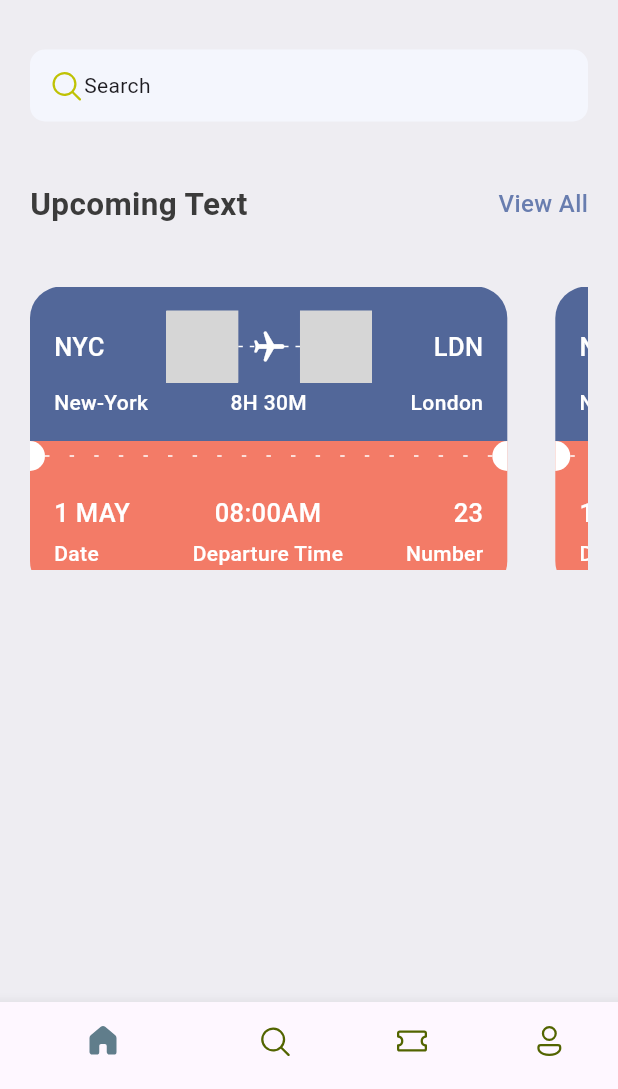
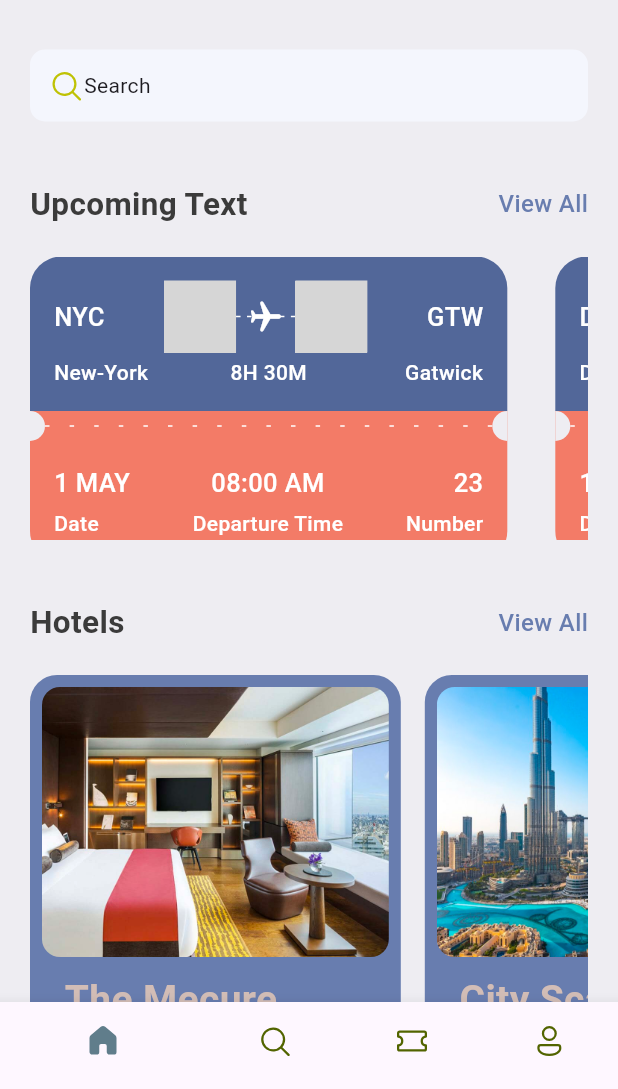
Before and after one commit to benlottejnr/uosat1, a Flutter app: the screen it shows after launch, on a phone screen of 412 x 824 dp, the part 147-1236 px from its top. Run offline on Flutter 3.47's test engine with Material 3 defaults, Android fonts, the light colour scheme and no system bars; our stand-ins replace fluentui_icons; grey boxes are pictures that could not be loaded.

Commit message:
homepage done

```diff
--- a/lib/base/utils/all_json.dart
+++ b/lib/base/utils/all_json.dart
@@ -5,8 +5,8 @@ List<Map<String, dynamic>> ticketList = [
       'name':"New-York"
     },
     'to': {
-      'code':"LDN",
-      'name':"London"
+      'code':"GTW",
+      'name':"Gatwick"
     },
     'flying_time': '8H 30M',
     'date': "1 MAY",
@@ -29,8 +29,8 @@ List<Map<String, dynamic>> ticketList = [
   },
   {
     'from': {
-      'code':"NYC",
-      'name':"New-York"
+      'code':"KIA",
+      'name':"Accra"
     },
     'to': {
       'code':"LDN",
@@ -39,7 +39,7 @@ List<Map<String, dynamic>> ticketList = [
     'flying_time': '8H 30M',
     'date': "1 MAY",
     'departure_time':"08:00 AM",
-    "number":23
+    "number":32
   },
   {
     'from': {
@@ -53,7 +53,7 @@ List<Map<String, dynamic>> ticketList = [
     'flying_time': '4H 20M',
     'date': "10 MAY",
     'departure_time':"09:00 AM",
-    "number":45
+    "number":67
   },
   {
     'from': {
@@ -84,3 +84,25 @@ List<Map<String, dynamic>> ticketList = [
     "number":45
   },
 ];
+
+List<Map<String, dynamic>> hotelList = [
+  {
+    'image': 'hotel_room.png',
+    'place': 'The Mecure',
+    'destination': 'London',
+    'price': 25
+  },
+  {
+    'image': 'city_view.png',
+    'place': 'City Scape',
+    'destination': 'Paris',
+    'price': 40
+  },
+  {
+    'image': 'pool_view.png',
+    'place': 'Best Pool',
+    'destination': 'Dubai',
+    'price': 68
+  },
+
+];
--- a/lib/base/widgets/app_double_text.dart
+++ b/lib/base/widgets/app_double_text.dart
@@ -1,11 +1,18 @@
 import 'package:flutter/cupertino.dart';
 import 'package:flutter/material.dart';
+import 'package:uosat/screens/all_tickets.dart';
 import 'package:uosat/styles/app_styles.dart';
 
 class AppDoubleText extends StatelessWidget {
-  const AppDoubleText({super.key, required this.bigText, required this.smallText});
   final String bigText;
   final String smallText;
+  final VoidCallback func;
+
+  const AppDoubleText(
+      {super.key,
+      required this.bigText,
+      required this.smallText,
+      required this.func});
 
   @override
   Widget build(BuildContext context) {
@@ -14,12 +21,10 @@ class AppDoubleText extends StatelessWidget {
       children: [
         Text(bigText, style: AppStyles.headLineStyle2),
         InkWell(
-          onTap: (){
-
-          },
-          child: Text(smallText, style: AppStyles.textStyle.copyWith(
-            color: AppStyles.primaryColor
-          )),
+          onTap: () => Navigator.pushNamed(context, "/all_tickets"),
+          child: Text(smallText,
+              style:
+                  AppStyles.textStyle.copyWith(color: AppStyles.primaryColor)),
         )
       ],
     );
--- a/lib/base/widgets/big_circle.dart
+++ b/lib/base/widgets/big_circle.dart
@@ -1,4 +1,5 @@
 import 'package:flutter/material.dart';
+import 'package:uosat/styles/app_styles.dart';
 
 class BigCircle extends StatelessWidget {
   final bool isRight;
@@ -11,7 +12,7 @@ class BigCircle extends StatelessWidget {
       width: 10,
       child: DecoratedBox(
         decoration: BoxDecoration(
-            color: Colors.white,
+            color: AppStyles.bgColor,
             borderRadius: isRight==true?BorderRadius.only(
               topLeft: Radius.circular(10),
               bottomLeft: Radius.circular(10),
--- a/lib/base/widgets/ticket_view.dart
+++ b/lib/base/widgets/ticket_view.dart
@@ -6,14 +6,11 @@ import 'package:uosat/base/widgets/text_style_fourth.dart';
 import 'package:uosat/base/widgets/text_style_third.dart';
 import 'package:uosat/styles/app_styles.dart';
 
-class TicketView extends StatefulWidget {
-  const TicketView({super.key});
+class TicketView extends StatelessWidget {
+  final Map<String, dynamic> ticket;
+  final bool wholeScreen;
+  const TicketView({super.key, required this.ticket, this.wholeScreen=false});
 
-  @override
-  State<TicketView> createState() => _TicketViewState();
-}
-
-class _TicketViewState extends State<TicketView> {
   @override
   Widget build(BuildContext context) {
     final size = MediaQuery.of(context).size;
@@ -22,7 +19,7 @@ class _TicketViewState extends State<TicketView> {
       width: size.width * 0.85,
       height: 189,
       child: Container(
-        margin: EdgeInsets.only(right: 16),
+        margin: EdgeInsets.only(right: wholeScreen==true?0:16),
         child: Column(
           children: [
             //blue part of ticket
@@ -39,11 +36,10 @@ class _TicketViewState extends State<TicketView> {
                   //line 1...show departure and destination with icons
                   Row(
                     children: [
-                      TextStyleThird(
-                        text: "NYC",
-                      ),
+                      TextStyleThird(text: ticket["from"]["code"],),
                       Expanded(child: Container()),
                       const BigDot(),
+                      //flying icon
                       Expanded(
                           child: Stack(
                         children: [
@@ -65,8 +61,7 @@ class _TicketViewState extends State<TicketView> {
                       )),
                       const BigDot(),
                       Expanded(child: Container()),
-                      TextStyleThird(
-                        text: "LDN",
+                      TextStyleThird(text: ticket["to"]["code"],
                       ),
                     ],
                   ),
@@ -79,18 +74,18 @@ class _TicketViewState extends State<TicketView> {
                       SizedBox(
                         width: 100,
                         child: TextStyleFourth(
-                          text: "New-York",
+                          text: ticket["from"]["name"],
                         ),
                       ),
                       Expanded(child: Container()),
                       TextStyleFourth(
-                        text: "8H 30M",
+                        text: ticket["flying_time"],
                       ),
                       Expanded(child: Container()),
                       SizedBox(
                         width: 100,
                         child: TextStyleFourth(
-                          text: "London",
+                          text: ticket["to"]["name"],
                           align: TextAlign.end,
                         ),
                       ),
@@ -136,14 +131,14 @@ class _TicketViewState extends State<TicketView> {
                       Column(
                         crossAxisAlignment: CrossAxisAlignment.start,
                         children: [
-                          TextStyleThird(text: "1 MAY"),
+                          TextStyleThird(text: ticket["date"]),
                           SizedBox(height: 5),
                           TextStyleFourth(text: "Date"),
                         ],
                       ),
                       Column(
                         children: [
-                          TextStyleThird(text: "08:00AM"),
+                          TextStyleThird(text: ticket["departure_time"]),
                           SizedBox(height: 5),
                           TextStyleFourth(text: "Departure Time"),
                         ],
@@ -151,7 +146,7 @@ class _TicketViewState extends State<TicketView> {
                       Column(
                         crossAxisAlignment: CrossAxisAlignment.end,
                         children: [
-                          TextStyleThird(text: "23"),
+                          TextStyleThird(text: ticket["number"].toString()),
                           SizedBox(height: 5),
                           TextStyleFourth(
                             text: "Number",
--- a/lib/main.dart
+++ b/lib/main.dart
@@ -1,5 +1,6 @@
 import 'package:flutter/material.dart';
 import 'package:uosat/base/bottom_nav_bar.dart';
+import 'package:uosat/screens/all_tickets.dart';
 
 void main() {
   runApp(const MyApp());
@@ -11,13 +12,11 @@ class MyApp extends StatelessWidget {
   @override
   Widget build(BuildContext context) {
     return MaterialApp(
-      title: 'Flutter Demo',
       debugShowCheckedModeBanner: false,
-      theme: ThemeData(
-        colorScheme: ColorScheme.fromSeed(seedColor: Colors.deepPurple),
-        useMaterial3: true,
-      ),
-      home: BottomNavBar(),
+      routes: {
+        "/": (context) => BottomNavBar(),
+        "/all_tickets": (context) => AllTickets(),
+      },
     );
   }
 }
--- /dev/null
+++ b/lib/screens/all_tickets.dart
@@ -0,0 +1,31 @@
+import 'package:flutter/cupertino.dart';
+import 'package:flutter/material.dart';
+import 'package:uosat/base/utils/all_json.dart';
+import 'package:uosat/base/widgets/ticket_view.dart';
+
+class AllTickets extends StatelessWidget {
+  const AllTickets({super.key});
+
+  @override
+  Widget build(BuildContext context) {
+    return Scaffold(
+      appBar: AppBar(
+        title: Text("All Tickets"),
+      ),
+      body: ListView(
+        children: [
+          SingleChildScrollView(
+            child: Column(
+              children: ticketList
+                  .map((singleTicket) =>
+                      Container(
+                        margin: EdgeInsets.only(bottom: 20),
+                          child: TicketView(ticket: singleTicket, wholeScreen: true,)))
+                  .toList(),
+            ),
+          )
+        ],
+      ),
+    );
+  }
+}
--- a/lib/screens/home_screen.dart
+++ b/lib/screens/home_screen.dart
@@ -3,6 +3,7 @@ import 'package:flutter/material.dart';
 import 'package:uosat/base/utils/all_json.dart';
 import 'package:uosat/base/widgets/app_double_text.dart';
 import 'package:uosat/base/widgets/ticket_view.dart';
+import 'package:uosat/screens/widgets/hotel.dart';
 import 'package:uosat/styles/media.dart';
 
 import '../styles/app_styles.dart';
@@ -22,6 +23,7 @@ class HomeScreen extends StatelessWidget {
           Container(
             padding: const EdgeInsets.symmetric(horizontal: 20),
             child: Column(
+              crossAxisAlignment: CrossAxisAlignment.start,
               children: [
                 Row(
                   mainAxisAlignment: MainAxisAlignment.spaceBetween,
@@ -61,13 +63,36 @@ class HomeScreen extends StatelessWidget {
                   ),
                 ),
                 const SizedBox(height: 40),
-                const AppDoubleText(bigText: 'Upcoming Text', smallText: 'View All'),
+                AppDoubleText(
+                  bigText: 'Upcoming Text',
+                  smallText: 'View All',
+                  func: () => Navigator.pushNamed(context, "/all_tickets"),
+                ),
+                const SizedBox(height: 20),
+                SingleChildScrollView(
+                  scrollDirection: Axis.horizontal,
+                  child: Row(
+                    children: ticketList
+                        .take(2)
+                        .map((singleTicket) => TicketView(ticket: singleTicket))
+                        .toList(),
+                  ),
+                ),
                 const SizedBox(height: 40),
+                AppDoubleText(
+                  bigText: 'Hotels',
+                  smallText: 'View All',
+                  func: () => Navigator.pushNamed(context, "/all_tickets"),
+                ),
+                const SizedBox(height: 20),
                 SingleChildScrollView(
-                    scrollDirection: Axis.horizontal,
-                    child: Row(
-                      children: ticketList.take(3).map((singleTicket) => TicketView()).toList(),
-                    ),
+                  scrollDirection: Axis.horizontal,
+                  child: Row(
+                    children: hotelList
+                        .take(2)
+                        .map((singleHotel) => Hotel(hotel: singleHotel))
+                        .toList(),
+                  ),
                 ),
               ],
             ),
--- /dev/null
+++ b/lib/screens/widgets/hotel.dart
@@ -0,0 +1,68 @@
+import 'package:flutter/material.dart';
+import 'package:uosat/styles/app_styles.dart';
+import 'package:uosat/styles/media.dart';
+
+class Hotel extends StatelessWidget {
+  final Map<String,dynamic> hotel;
+
+  const Hotel({super.key, required this.hotel});
+
+  @override
+  Widget build(BuildContext context) {
+    final size = MediaQuery.of(context).size;
+
+    return Container(
+      padding: EdgeInsets.all(8),
+      width: size.width*0.6,
+      height: 350,
+      margin: EdgeInsets.only(right: 16),
+      decoration: BoxDecoration(
+        color: AppStyles.primaryColor,
+        borderRadius: BorderRadius.circular(18)
+      ),
+      child: Column(
+        crossAxisAlignment: CrossAxisAlignment.start,
+        children: [
+          Container(
+            height: 180,
+            decoration: BoxDecoration(
+              color: AppStyles.primaryColor,
+              borderRadius: BorderRadius.circular(12),
+              image: DecorationImage(
+                fit: BoxFit.cover,
+                  image: AssetImage(
+                    "assets/images/${hotel['image']}"
+                  )
+              )
+            )
+          ),
+          SizedBox(height: 10),
+          Padding(
+            padding: const EdgeInsets.only(left: 15),
+            child: Text(
+              hotel["place"],
+              style: AppStyles.headLineStyle1.copyWith(color: AppStyles.kakiColor),
+            ),
+          ),
+          SizedBox(height: 5),
+          Padding(
+            padding: const EdgeInsets.only(left: 15),
+            child: Text(
+              hotel["destination"],
+              style: AppStyles.headLineStyle3.copyWith(color: Colors.white),
+            ),
+          ),
+          SizedBox(height: 5,),
+          Padding(
+            padding: const EdgeInsets.only(left: 15),
+            child: Text(
+              "\$${hotel['price']}/night",
+              style: AppStyles.headLineStyle1.copyWith(color: AppStyles.kakiColor),
+            ),
+          ),
+
+        ],
+      ),
+    );
+  }
+}
--- a/lib/styles/app_styles.dart
+++ b/lib/styles/app_styles.dart
@@ -8,6 +8,7 @@ class AppStyles{
   static Color bgColor = const Color(0xFFeeedf2);
   static Color ticketBlue = const Color(0xFF526799);
   static Color ticketOrange = const Color(0xFFF37B67);
+  static Color kakiColor = const Color(0xFFd2bdb6);
 
   static TextStyle textStyle = TextStyle(
     fontSize: 16,
--- a/lib/styles/media.dart
+++ b/lib/styles/media.dart
@@ -1,4 +1,6 @@
 class AppMedia{
   static const _baseImage = "assets/images";
   static const logo = '$_baseImage/logo.png';
+  static const hotelRoom = '$_baseImage/hotel_room.png';
+
 }
```
